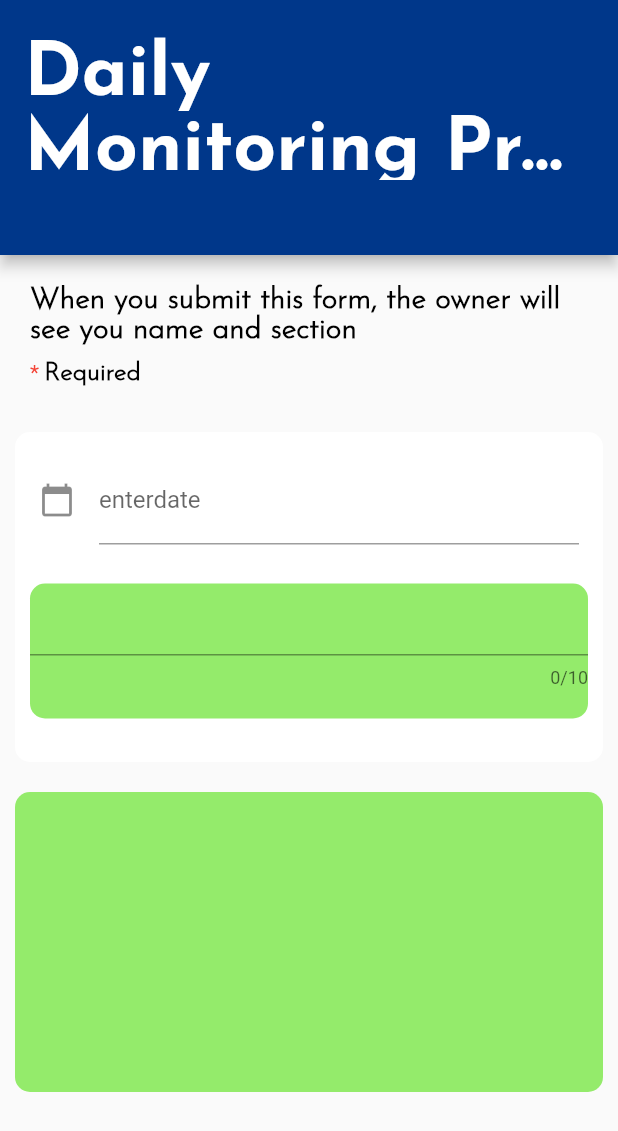
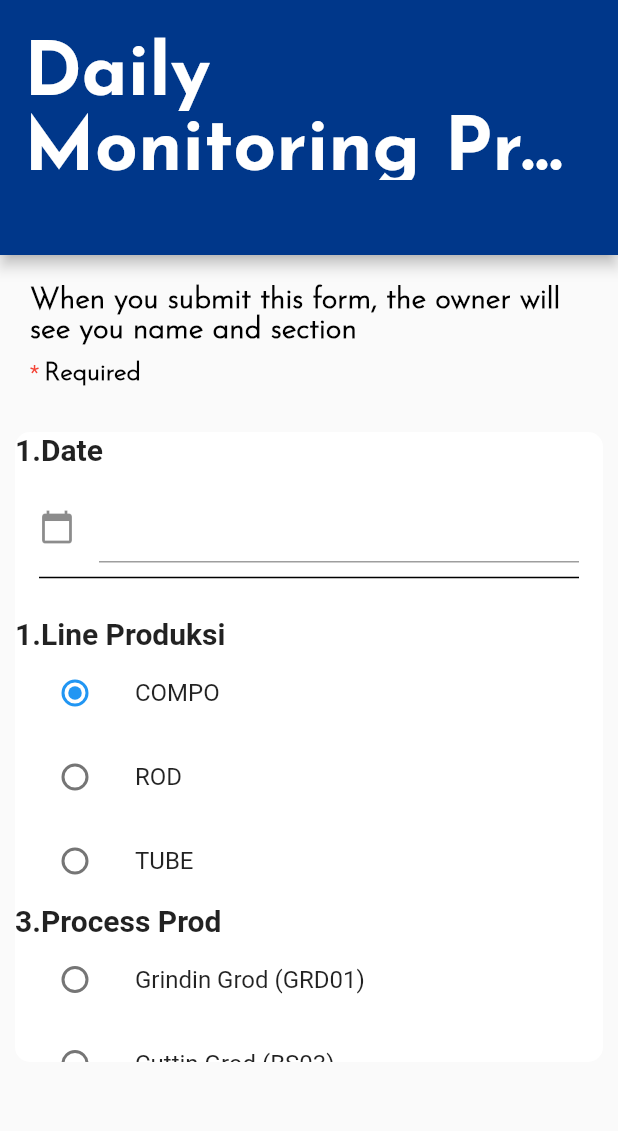
Before and after one commit to nurmuhammadsyafei/flutter_getx, a Flutter app: the LoginView screen opened by its route, after a tap on "Log In", on a phone screen of 412 x 824 dp. Shown: the top 1131 px of the screen. Run offline on Flutter 3.47's test engine with Material 2 defaults, Android fonts, the phone set to English and light mode, and no system bars; our stand-ins replace get; network calls fail.

Commit message:
19-5-2023 reupload

```diff
--- /dev/null
+++ b/lib/app/data/element/myelement.dart
@@ -0,0 +1,20 @@
+import 'package:flutter/material.dart';
+import 'package:flutter_getx/models/http_stateful.dart';
+
+class MyElement {
+  static myDivider10() {
+    return Divider(
+      color: Colors.black,
+      thickness: 1,
+      height: 10,
+    );
+  }
+
+  static myDivider20() {
+    return Divider(
+      color: Colors.black,
+      thickness: 1,
+      height: 20,
+    );
+  }
+}
--- a/lib/app/modules/radio/views/radio_view.dart
+++ b/lib/app/modules/radio/views/radio_view.dart
@@ -2,6 +2,7 @@ import 'package:flutter/material.dart';
 import 'package:get/get.dart';
 import 'package:intl/intl.dart';
 import '../controllers/radio_controller.dart';
+import '../../../data/element/myelement.dart';
 
 class RadioView extends StatefulWidget {
   const RadioView({super.key});
@@ -10,7 +11,21 @@ class RadioView extends StatefulWidget {
   State<RadioView> createState() => _RadioView();
 }
 
-enum SingingCharacter { pedro, villa, messi, ronaldo }
+enum SingingCharacter {
+  compo,
+  rod,
+  tube,
+  grindinGrod,
+  cuttinGrod,
+  cuttinGroundbar,
+  facingThreading,
+  threadingMiniNL05,
+  facingCenterLH01,
+  facingCenterLH02,
+  threadingMiniNL11,
+  frinction,
+  weldingRodHead
+}
 
 class _RadioView extends State<RadioView> {
   // const _RadioView({Key? key}) : super(key: key);
@@ -22,7 +37,8 @@ class _RadioView extends State<RadioView> {
   //   text: "admin@gmail.com",
   // );
 
-  SingingCharacter? _character = SingingCharacter.pedro;
+  SingingCharacter? _character = SingingCharacter.compo;
+  SingingCharacter? _processProd = SingingCharacter.compo;
   @override
   Widget build(BuildContext context) {
     return MaterialApp(
@@ -64,7 +80,7 @@ class _RadioView extends State<RadioView> {
                 container1(),
                 Container(
                   width: 220,
-                  height: 220,
+                  height: 420,
                   margin: EdgeInsets.all(10),
                   decoration: BoxDecoration(
                     color: Colors.white,
@@ -72,19 +88,16 @@ class _RadioView extends State<RadioView> {
                   ),
                   child: ListView(
                     children: [
+                      myTextLeft("1.Date"),
                       Padding(
                         padding: EdgeInsets.all(16.0),
                         child: Column(
+                          // textAlign: TextAlign.right,
                           children: [
                             TextField(
                               controller: dateinput,
-                              // initialValue: dateinput,
-                              // initialValue: dateinput,
-                              // date
-
                               decoration: InputDecoration(
                                 icon: Icon(Icons.calendar_today),
-                                labelText: "enterdate",
                               ),
                               readOnly: true,
                               onTap: () async {
@@ -102,9 +115,87 @@ class _RadioView extends State<RadioView> {
                                 }
                               },
                             ),
+                            MyElement.myDivider20(),
                           ],
                         ),
                       ),
+                      myTextLeft("1.Line Produksi"),
+
+                      ListTile(
+                        title: const Text('COMPO'),
+                        leading: Radio<SingingCharacter>(
+                          value: SingingCharacter.compo,
+                          groupValue: _character,
+                          onChanged: (SingingCharacter? value) {
+                            setState(() {
+                              _character = value;
+                            });
+                            print(_character);
+                          },
+                        ),
+                      ),
+                      ListTile(
+                        title: const Text('ROD'),
+                        leading: Radio<SingingCharacter>(
+                          value: SingingCharacter.rod,
+                          groupValue: _character,
+                          onChanged: (SingingCharacter? value) {
+                            setState(() {
+                              _character = value;
+                            });
+                            print(_character);
+                          },
+                        ),
+                      ),
+                      ListTile(
+                        title: const Text('TUBE'),
+                        leading: Radio<SingingCharacter>(
+                          value: SingingCharacter.tube,
+                          groupValue: _character,
+                          onChanged: (SingingCharacter? value) {
+                            setState(() {
+                              _character = value;
+                            });
+                            print(_character);
+
+                            ExFunct(_character, SingingCharacter.tube);
+                          },
+                        ),
+                      ),
+                      myTextLeft("3.Process Prod"),
+
+                      ListTile(
+                        title: const Text('Grindin Grod (GRD01)'),
+                        leading: Radio<SingingCharacter>(
+                          value: SingingCharacter.grindinGrod,
+                          groupValue: _processProd,
+                          onChanged: (SingingCharacter? value) {
+                            setState(() {
+                              _processProd = value;
+                            });
+                            print(_processProd);
+
+                            ExFunct(_processProd, SingingCharacter.grindinGrod);
+                          },
+                        ),
+                      ),
+
+                      ListTile(
+                        title: const Text('Cuttin Grod (BS03)'),
+                        leading: Radio<SingingCharacter>(
+                          value: SingingCharacter.cuttinGrod,
+                          groupValue: _processProd,
+                          onChanged: (SingingCharacter? value) {
+                            setState(() {
+                              _processProd = value;
+                            });
+                            print(_processProd);
+
+                            ExFunct(_processProd, SingingCharacter.cuttinGrod);
+                          },
+                        ),
+                      ),
+                      // myRadio(_processProd, SingingCharacter.grindinGrod)
                       Container(
                         width: 90,
                         height: 90,
@@ -115,30 +206,22 @@ class _RadioView extends State<RadioView> {
                         ),
                         child: TextField(
                           autocorrect: false,
-                          // controller: codeC,
                           keyboardType: TextInputType.number,
                           maxLength: 10,
-                          // decoration: InputDecoration(
-                          //   labelText: "1. Date",
-                          //   labelStyle: TextStyle(fontSize: 20),
-                          //   border: OutlineInputBorder(
-                          //     borderRadius: BorderRadius.circular(9),
-                          //   ),
-                          // ),
                         ),
                       )
                     ],
                   ),
                 ),
-                Container(
-                  width: 200,
-                  height: 200,
-                  margin: EdgeInsets.all(10),
-                  decoration: BoxDecoration(
-                    color: Color.fromARGB(255, 148, 235, 107),
-                    borderRadius: BorderRadius.circular(10),
-                  ),
-                ),
+                // Container(
+                //   width: 200,
+                //   height: 200,
+                //   margin: EdgeInsets.all(10),
+                //   decoration: BoxDecoration(
+                //     color: Color.fromARGB(255, 148, 235, 107),
+                //     borderRadius: BorderRadius.circular(10),
+                //   ),
+                // ),
               ],
             )));
   }
@@ -213,6 +296,38 @@ container1() {
   );
 }
 
+myTextLeft(textnya) {
+  return Center(
+    child: Align(
+      alignment: Alignment.centerLeft,
+      child: Text(
+        textnya,
+        style: TextStyle(
+          fontWeight: FontWeight.bold,
+          fontSize: 20,
+        ),
+      ),
+    ),
+  );
+}
+
+// myRadio(group, value) {
+//   ListTile(
+//     title: const Text('TUBE'),
+//     leading: Radio<SingingCharacter>(
+//       value: value,
+//       groupValue: group,
+//       onChanged: (SingingCharacter? value) {
+//         setState(() {
+//           group = value;
+//         });
+//         print(group);
+
+//         // ExFunct(group, value);
+//       },
+//     ),
+//   );
+// }
 // Widget container2() {
 //   return ListView(
 //     children: [
```
